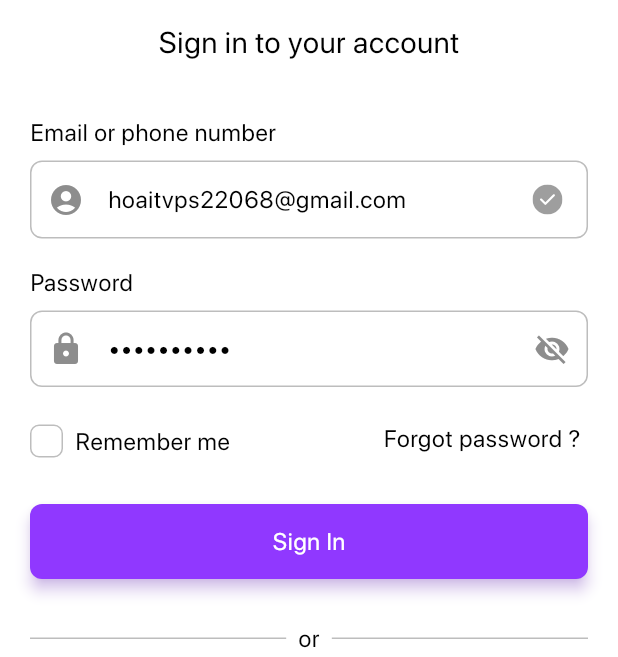
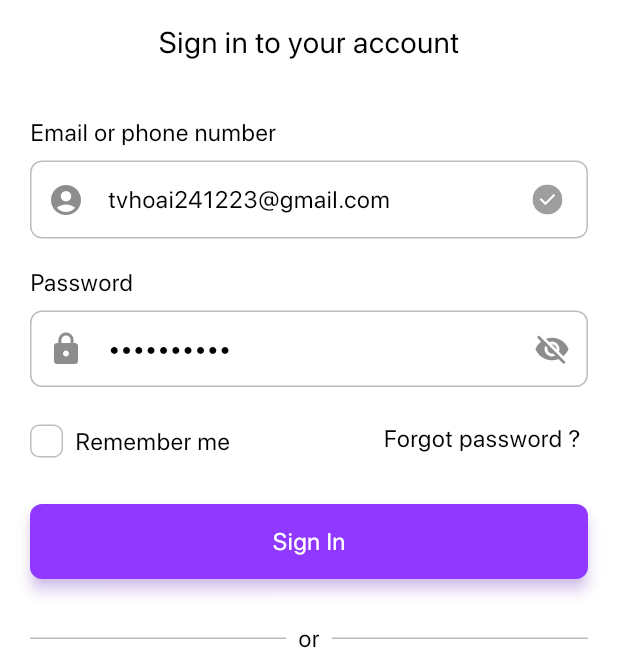
Before and after one commit to Vanhoai/wflow, a Flutter app: the screen it shows after launch, after a tap on "Skip", on a phone screen of 412 x 824 dp, the part 153-810 px from its top. Run offline on Flutter 3.47's test engine with Material 2 defaults, Android fonts, the phone set to English and light mode, and no system bars; our stand-ins replace cached_network_image, dartz, device_info_plus, dio, emoji_picker_flutter, equatable and 24 more; missing offline and left inert: dart_jsonwebtoken, flutter_config_plus, flutter_flipperkit, flutter_sound, photo_manager, stringee_flutter_plugin and 3 more; accounts and stored records are empty; generated files the repository leaves out were written again; network calls fail; project files that could hold a hidden picture were left out.

Commit message:
change devices

```diff
--- a/lib/modules/auth/presentation/sign_in/components/form_signin.dart
+++ b/lib/modules/auth/presentation/sign_in/components/form_signin.dart
@@ -30,7 +30,7 @@ class _FormState extends State<FormSignIn> {
 
   @override
   void initState() {
-    emailController = TextEditingController(text: 'hoaitvps22068@gmail.com');
+    emailController = TextEditingController(text: 'tvhoai241223@gmail.com');
     passwordController = TextEditingController(text: 'admin123A@');
     super.initState();
   }
--- a/lib/modules/main/presentation/home/job/candidate_list/candidate_list.dart
+++ b/lib/modules/main/presentation/home/job/candidate_list/candidate_list.dart
@@ -46,6 +46,7 @@ class _CandidateListScreenState extends State<CandidateListScreen> {
             }
           });
           return CommonScaffold(
+            hideKeyboardWhenTouchOutside: true,
             appBar: const AppHeader(text: 'Candidates'),
             body: RefreshIndicator(
               onRefresh: () async {
```
Also changed, not shown: lib/modules/main/presentation/home/contract/contract/contract_screen.dart (+6 -6 lines).
